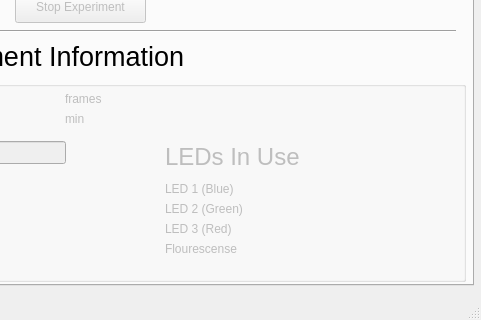
The window that UI/StimControl.ui (aet37/stimulation_162) describes before a commit, drawn with Qt 5; both pictures show x 507 to 988 and y 404 to 724 of the 988 by 724 pixel window.
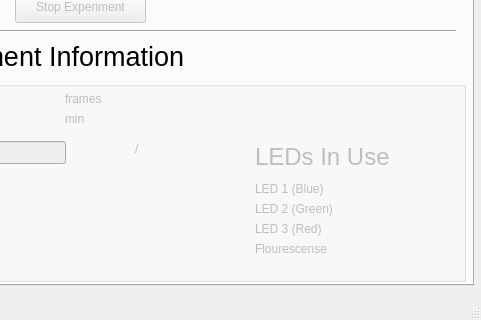
The same window after the commit.

```diff
--- a/UI/StimControl.ui
+++ b/UI/StimControl.ui
@@ -155,7 +155,7 @@
       <widget class="QLabel" name="label_23">
        <property name="geometry">
         <rect>
-         <x>660</x>
+         <x>750</x>
          <y>60</y>
          <width>141</width>
          <height>31</height>
@@ -236,7 +236,7 @@
       <widget class="QLabel" name="LED1Monitor">
        <property name="geometry">
         <rect>
-         <x>660</x>
+         <x>750</x>
          <y>100</y>
          <width>91</width>
          <height>16</height>
@@ -249,7 +249,7 @@
       <widget class="QLabel" name="LED2Monitor">
        <property name="geometry">
         <rect>
-         <x>660</x>
+         <x>750</x>
          <y>120</y>
          <width>91</width>
          <height>16</height>
@@ -262,7 +262,7 @@
       <widget class="QLabel" name="LED3Monitor">
        <property name="geometry">
         <rect>
-         <x>660</x>
+         <x>750</x>
          <y>140</y>
          <width>91</width>
          <height>16</height>
@@ -275,7 +275,7 @@
       <widget class="QLabel" name="FlourMonitor">
        <property name="geometry">
         <rect>
-         <x>660</x>
+         <x>750</x>
          <y>160</y>
          <width>101</width>
          <height>16</height>
@@ -288,7 +288,7 @@
       <widget class="QLabel" name="LEDUseReport">
        <property name="geometry">
         <rect>
-         <x>800</x>
+         <x>880</x>
          <y>120</y>
          <width>71</width>
          <height>31</height>
@@ -301,6 +301,45 @@
         <string/>
        </property>
       </widget>
+      <widget class="QLabel" name="CurrFrame">
+       <property name="geometry">
+        <rect>
+         <x>570</x>
+         <y>60</y>
+         <width>58</width>
+         <height>16</height>
+        </rect>
+       </property>
+       <property name="text">
+        <string/>
+       </property>
+      </widget>
+      <widget class="QLabel" name="slash">
+       <property name="geometry">
+        <rect>
+         <x>630</x>
+         <y>60</y>
+         <width>21</width>
+         <height>16</height>
+        </rect>
+       </property>
+       <property name="text">
+        <string>/</string>
+       </property>
+      </widget>
+      <widget class="QLabel" name="totalFrames">
+       <property name="geometry">
+        <rect>
+         <x>660</x>
+         <y>60</y>
+         <width>58</width>
+         <height>16</height>
+        </rect>
+       </property>
+       <property name="text">
+        <string/>
+       </property>
+      </widget>
      </widget>
      <widget class="QLabel" name="label_3">
       <property name="geometry">
```
